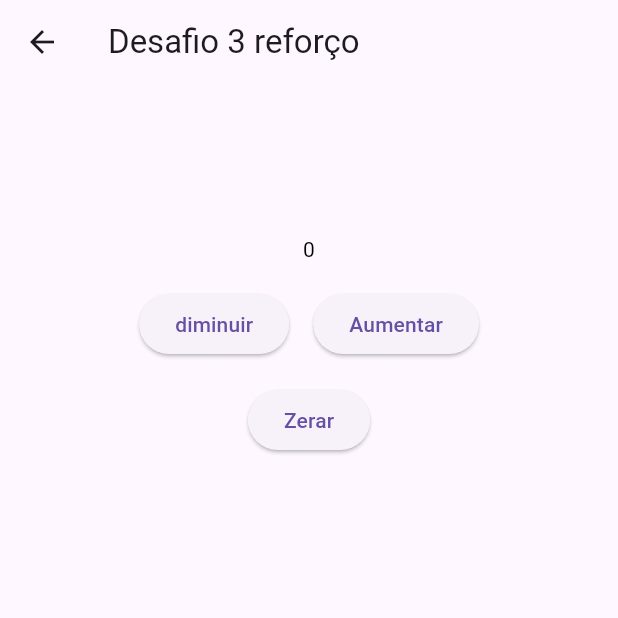
After one commit to Mathprimus/app_estudo_flutter, a Flutter app: the DesafiosSreen screen opened directly, after a tap on "Desafio 3 reforço", on a phone screen of 412 x 824 dp, the top half of it. The commit adds this screen. Run offline on Flutter 3.47's test engine with Material 3 defaults, Android fonts, the phone set to English and light mode, and no system bars.

Commit message:
desafio 3 reforco

```diff
--- a/lib/screens/desafios/desafios_sreen.dart
+++ b/lib/screens/desafios/desafios_sreen.dart
@@ -3,6 +3,7 @@ import 'package:app_estudo_flutter/screens/desafios/numeros/desafio1_prof.dart';
 import 'package:app_estudo_flutter/screens/desafios/numeros/desafio2.dart';
 import 'package:app_estudo_flutter/screens/desafios/numeros/desafio2_prof.dart';
 import 'package:app_estudo_flutter/screens/desafios/numeros/desafio3.dart';
+import 'package:app_estudo_flutter/screens/desafios/numeros/desafio3_ref.dart';
 import 'package:flutter/material.dart';
 
 class DesafiosSreen extends StatefulWidget {
@@ -94,6 +95,20 @@ class _DesafiosSreenState extends State<DesafiosSreen> {
                     child: Text("Desafio 3"),
                   ),
                 ),
+                SizedBox(
+                  width: double.infinity,
+                  child: ElevatedButton(
+                    onPressed: () {
+                      Navigator.push(
+                        context,
+                        MaterialPageRoute(
+                          builder: (context) => Desafio3Ref(),
+                        ),
+                      );
+                    },
+                    child: Text("Desafio 3 reforço"),
+                  ),
+                ),
               ],
             ),
           ),
--- /dev/null
+++ b/lib/screens/desafios/numeros/desafio3_ref.dart
@@ -0,0 +1,90 @@
+import 'package:flutter/material.dart';
+
+class Desafio3Ref extends StatefulWidget {
+  const Desafio3Ref({super.key});
+
+  @override
+  State<Desafio3Ref> createState() => _Desafio3RefState();
+}
+
+class _Desafio3RefState extends State<Desafio3Ref> {
+  int numero = 0;
+
+  @override
+  Widget build(BuildContext context) {
+    return Scaffold(
+      appBar: AppBar(
+        title: Text("Desafio 3 reforço"),
+      ),
+      body: SingleChildScrollView(
+        child: Center(
+          child: Column(
+            children: [
+              SizedBox(height: 100),
+              ContadorWidget(valor: numero),
+              Padding(
+                padding: const EdgeInsets.all(8.0),
+                child: Row(
+                  mainAxisAlignment: MainAxisAlignment.center,
+                  children: [
+                    Padding(
+                      padding: const EdgeInsets.all(8.0),
+                      child: ElevatedButton(
+                          onPressed: () {
+                            setState(() {
+                              numero--;
+                            });
+                          },
+                          child: Text("diminuir")),
+                    ),
+                    Padding(
+                      padding: const EdgeInsets.all(8.0),
+                      child: ElevatedButton(
+                          onPressed: () {
+                            setState(() {
+                              numero++;
+                            });
+                          },
+                          child: Text("Aumentar")),
+                    ),
+                  ],
+                ),
+              ),
+              ElevatedButton(
+                  onPressed: () {
+                    setState(() {
+                      numero = 0;
+                    });
+                  },
+                  child: Text("Zerar"))
+            ],
+          ),
+        ),
+      ),
+    );
+  }
+}
+
+class ContadorWidget extends StatelessWidget {
+  final int valor;
+
+  const ContadorWidget({super.key, required this.valor});
+
+  @override
+  Widget build(BuildContext context) {
+    Color cor;
+
+    if (valor > 0) {
+      cor = Colors.blue;
+    } else if (valor < 0) {
+      cor = Colors.red;
+    } else {
+      cor = Colors.black;
+    }
+
+    return Text(
+      "$valor",
+      style: TextStyle(color: cor),
+    );
+  }
+}
```
